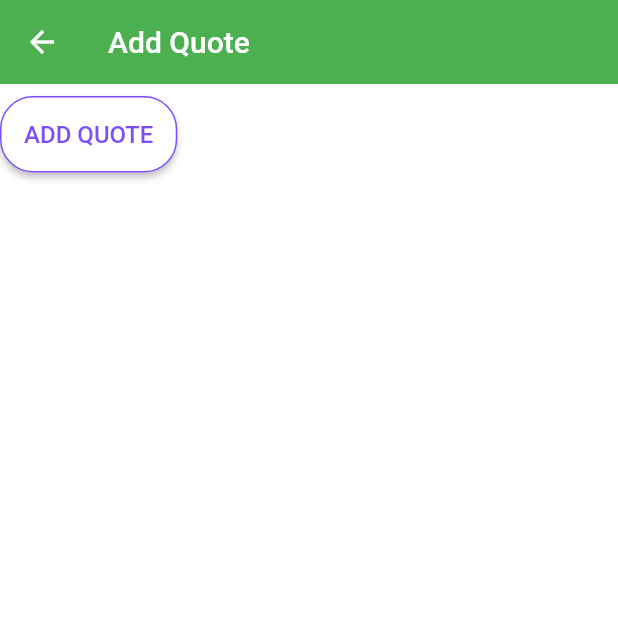
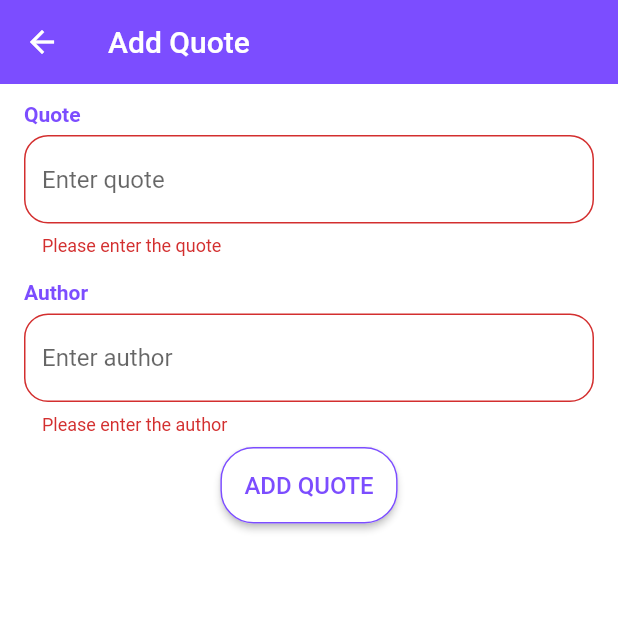
Before and after one commit to dperczuk/clixily, a Flutter app: the AddQuotePage screen opened by its route, after a tap on "ADD QUOTE", on a phone screen of 412 x 824 dp, the top half of it. Run offline on Flutter 3.47's test engine with Material 2 defaults, Android fonts, the phone set to English and light mode, and no system bars; our stand-ins replace bloc, dartz, dio, drift, equatable, flutter_bloc and 4 more; accounts and stored records are empty; generated files the repository leaves out were written again.

Commit message:
:sparkles: Form for adding new local quote - implemented :sparkles: New translations - added

```diff
--- a/lib/core/theme/theme.dart
+++ b/lib/core/theme/theme.dart
@@ -4,7 +4,7 @@ import 'package:flutter/services.dart';
 ThemeData getAppTheme(BuildContext context) {
   return ThemeData(
     appBarTheme: Theme.of(context).appBarTheme.copyWith(
-          backgroundColor: Colors.green,
+          backgroundColor: Colors.deepPurpleAccent,
           elevation: 0,
           systemOverlayStyle: SystemUiOverlayStyle.dark,
         ),
--- a/lib/features/quotes/presentation/cubit/add_quote_cubit.dart
+++ b/lib/features/quotes/presentation/cubit/add_quote_cubit.dart
@@ -8,7 +8,6 @@ class AddQuoteCubit extends Cubit<AddQuoteState> {
   final AddQuoteUseCase _addQuoteUseCase;
 
   Future<void> addQuote(
-    String quoteId,
     String content,
     String author,
     num length,
--- a/lib/features/quotes/presentation/pages/add_quote_page.dart
+++ b/lib/features/quotes/presentation/pages/add_quote_page.dart
@@ -4,8 +4,18 @@ import 'package:clixily/generated/l10n.dart';
 import 'package:flutter/material.dart';
 import 'package:flutter_bloc/flutter_bloc.dart';
 
-class AddQuotePage extends StatelessWidget {
+final GlobalKey<FormState> _formKey = GlobalKey();
+
+class AddQuotePage extends StatefulWidget {
   const AddQuotePage({Key? key}) : super(key: key);
+
+  @override
+  State<AddQuotePage> createState() => _AddQuotePageState();
+}
+
+class _AddQuotePageState extends State<AddQuotePage> {
+  final TextEditingController _contentTextController = TextEditingController(text: '');
+  final TextEditingController _authorTextController = TextEditingController(text: '');
 
   @override
   Widget build(BuildContext context) {
@@ -24,11 +34,75 @@ class AddQuotePage extends StatelessWidget {
         color: Colors.white,
         child: Column(
           children: [
-            // _buildQuoteComponent(context),
+            const SizedBox(height: 12),
+            Padding(
+              padding: const EdgeInsets.symmetric(horizontal: 16),
+              child: Form(
+                key: _formKey,
+                child: Column(
+                  crossAxisAlignment: CrossAxisAlignment.start,
+                  children: <Widget>[
+                    _buildLabel(S.of(context).quote),
+                    const SizedBox(height: 6),
+                    TextFormField(
+                      controller: _contentTextController,
+                      validator: (value) {
+                        if (value != null && value.isEmpty) {
+                          return S.of(context).pleaseEnterQuote;
+                        }
+                        return null;
+                      },
+                      autocorrect: false,
+                      maxLines: null,
+                      decoration: InputDecoration(
+                        hintText: 'Enter quote',
+                        border: OutlineInputBorder(
+                          borderRadius: const BorderRadius.all(Radius.circular(16)),
+                        ),
+                        focusedBorder: OutlineInputBorder(
+                          borderSide: const BorderSide(color: Colors.deepPurpleAccent, width: 2.0),
+                          borderRadius: BorderRadius.circular(16),
+                        ),
+                      ),
+                    ),
+                    const SizedBox(height: 16),
+                    _buildLabel(S.of(context).author),
+                    const SizedBox(height: 6),
+                    TextFormField(
+                      controller: _authorTextController,
+                      validator: (value) {
+                        if (value != null && value.isEmpty) {
+                          return S.of(context).pleaseEnterAuthor;
+                        }
+                        return null;
+                      },
+                      autocorrect: false,
+                      maxLines: null,
+                      decoration: InputDecoration(
+                        hintText: 'Enter author',
+                        border: OutlineInputBorder(
+                          borderRadius: const BorderRadius.all(Radius.circular(16)),
+                        ),
+                      ),
+                    ),
+                  ],
+                ),
+              ),
+            ),
             const SizedBox(height: 8),
             _buildAddNewQuoteButton(context),
           ],
         ),
+      ),
+    );
+  }
+
+  Widget _buildLabel(String title) {
+    return Text(
+      title,
+      style: const TextStyle(
+        color: Colors.deepPurpleAccent,
+        fontWeight: FontWeight.bold,
       ),
     );
   }
@@ -53,7 +127,17 @@ class AddQuotePage extends StatelessWidget {
           ),
         ),
       ),
-      onPressed: () => context.read<AddQuoteCubit>().addQuote('123123', 'aaaaaaaaaa', 'Aaaaa Bbbbb', 15),
+      onPressed: () async {
+        if (_formKey.currentState != null && _formKey.currentState!.validate()) {
+          await context.read<AddQuoteCubit>().addQuote(
+                _contentTextController.text,
+                _authorTextController.text,
+                _contentTextController.text.length,
+              );
+
+          Navigator.pop(context);
+        }
+      },
     );
   }
 }
--- a/lib/l10n/intl_en.arb
+++ b/lib/l10n/intl_en.arb
@@ -9,5 +9,8 @@
   "author": "Author",
   "tags": "Tags",
   "allLocalQuotes": "All Local Quotes",
-  "localQuotesNotFound": "Local Quotes not found"
+  "localQuotesNotFound": "Local Quotes not found",
+  "pleaseEnterQuote": "Please enter the quote",
+  "pleaseEnterAuthor": "Please enter the author",
+  "pleaseEnterLength": "Please enter length"
 }
--- a/lib/l10n/intl_pl.arb
+++ b/lib/l10n/intl_pl.arb
@@ -9,5 +9,7 @@
   "author": "Autor",
   "tags": "Tagi",
   "allLocalQuotes": "Wszystkie Lokalne Cytaty",
-  "localQuotesNotFound": "Lokalne cytaty nie znalezione"
+  "localQuotesNotFound": "Lokalne cytaty nie znalezione",
+  "pleaseEnterQuote": "Proszę wprowadzić cytat",
+  "pleaseEnterAuthor": "Proszę wprowadzić autora"
 }
```
Also changed, not shown: lib/features/common/presentation/components/fab.dart (added, +26 -0 lines), lib/features/home/presentation/pages/home_page.dart (+9 -27 lines), lib/features/quotes/presentation/pages/all_local_quotes_page.dart (+10 -0 lines), lib/generated/intl/messages_en.dart, lib/generated/intl/messages_pl.dart, lib/generated/l10n.dart, 1 other file.
